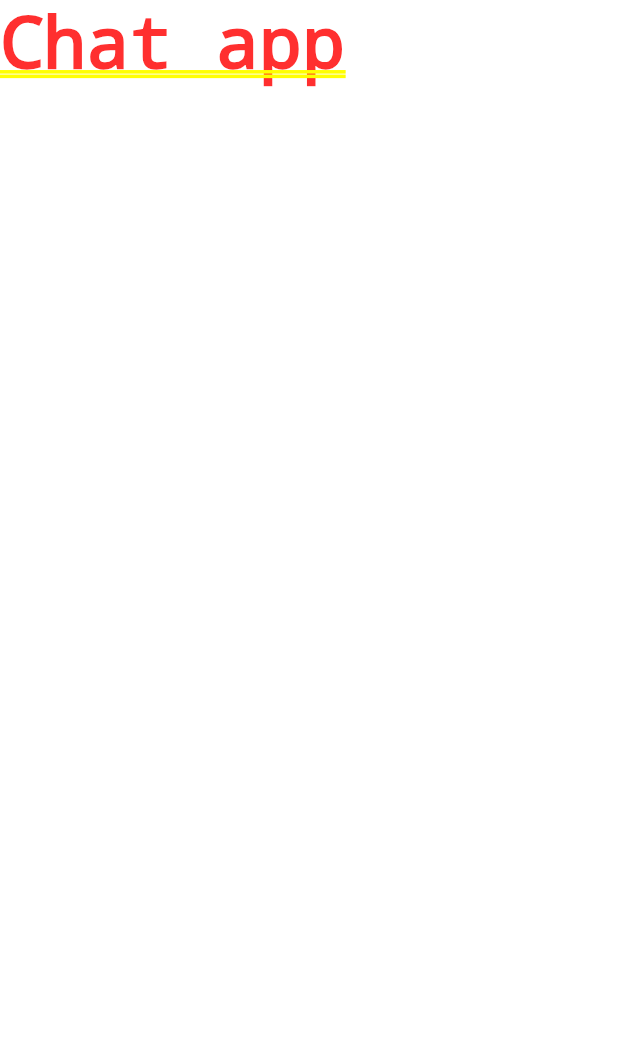
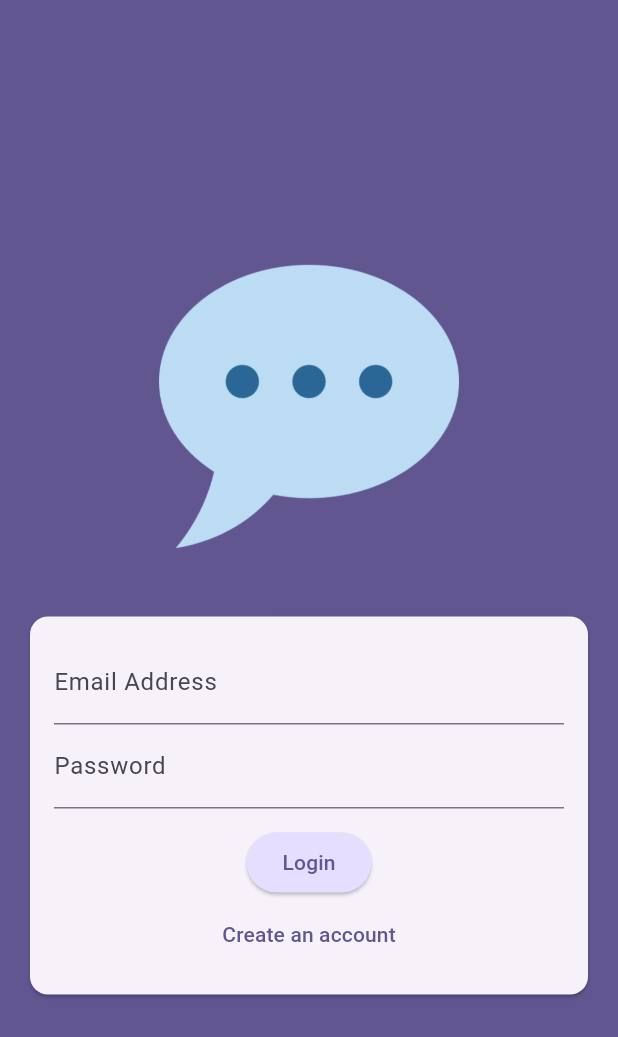
Before and after one commit to Shahmahdi/flutter_chat_app, a Flutter app: the screen it shows after launch, on a phone screen of 412 x 824 dp. Shown: the top 1037 px of the screen. Run offline on Flutter 3.47's test engine with Material 3 defaults, Android fonts, the phone set to English and light mode, and no system bars.

Commit message:
auth screen ui done

```diff
--- a/lib/main.dart
+++ b/lib/main.dart
@@ -1,3 +1,4 @@
+import 'package:chat_app/screens/auth.dart';
 import 'package:flutter/material.dart';
 
 void main() {
@@ -16,7 +17,7 @@ class MyApp extends StatelessWidget {
           seedColor: const Color.fromARGB(255, 63, 17, 177),
         ),
       ),
-      home: const Text("Chat app"),
+      home: const AuthScreen(),
     );
   }
 }
--- /dev/null
+++ b/lib/screens/auth.dart
@@ -0,0 +1,120 @@
+import 'package:flutter/material.dart';
+
+class AuthScreen extends StatefulWidget {
+  const AuthScreen({super.key});
+
+  @override
+  State<AuthScreen> createState() {
+    return _AuthScreen();
+  }
+}
+
+class _AuthScreen extends State<AuthScreen> {
+  final _formKey = GlobalKey<FormState>();
+  var _isLogin = true;
+  var _enteredEmail = "";
+  var _enteredPassword = "";
+
+  void _submit() {
+    final isValid = _formKey.currentState!.validate();
+    if (isValid) {
+      _formKey.currentState!.save();
+    }
+  }
+
+  @override
+  Widget build(BuildContext context) {
+    return Scaffold(
+      backgroundColor: Theme.of(context).colorScheme.primary,
+      body: Center(
+        child: SingleChildScrollView(
+          child: Column(
+            mainAxisAlignment: MainAxisAlignment.center,
+            children: [
+              Container(
+                width: 200,
+                margin: const EdgeInsets.only(
+                  top: 30,
+                  bottom: 20,
+                  left: 20,
+                  right: 20,
+                ),
+                child: Image.asset("assets/images/chat.png"),
+              ),
+              Card(
+                margin: const EdgeInsets.all(20),
+                child: SingleChildScrollView(
+                  child: Padding(
+                    padding: const EdgeInsets.all(16),
+                    child: Form(
+                      key: _formKey,
+                      child: Column(
+                        mainAxisAlignment: MainAxisAlignment.center,
+                        children: [
+                          TextFormField(
+                            decoration: const InputDecoration(
+                              labelText: "Email Address",
+                            ),
+                            autocorrect: false,
+                            textCapitalization: TextCapitalization.none,
+                            keyboardType: TextInputType.emailAddress,
+                            validator: (value) {
+                              if (value == null ||
+                                  value.trim().isEmpty ||
+                                  !value.contains("@")) {
+                                return "Please enter valid email address";
+                              }
+                              return null;
+                            },
+                            onSaved: (newValue) {
+                              _enteredEmail = newValue!;
+                            },
+                          ),
+                          TextFormField(
+                            decoration: const InputDecoration(
+                              labelText: "Password",
+                            ),
+                            obscureText: true,
+                            validator: (value) {
+                              if (value == null || value.trim().length < 6) {
+                                return "Password must be at least 6 characters long.";
+                              }
+                              return null;
+                            },
+                            onSaved: (newValue) {
+                              _enteredPassword = newValue!;
+                            },
+                          ),
+                          const SizedBox(height: 12),
+                          ElevatedButton(
+                            onPressed: _submit,
+                            style: ElevatedButton.styleFrom(
+                              backgroundColor: Theme.of(context)
+                                  .colorScheme
+                                  .primaryContainer,
+                            ),
+                            child: Text(_isLogin ? "Login" : "Signup"),
+                          ),
+                          TextButton(
+                            onPressed: () {
+                              setState(() {
+                                _isLogin = !_isLogin;
+                              });
+                            },
+                            child: Text(_isLogin
+                                ? "Create an account"
+                                : "I already have an account"),
+                          ),
+                        ],
+                      ),
+                    ),
+                  ),
+                ),
+              ),
+            ],
+          ),
+        ),
+      ),
+    );
+  }
+}
--- a/pubspec.yaml
+++ b/pubspec.yaml
@@ -59,8 +59,8 @@ flutter:
   uses-material-design: true
 
   # To add assets to your application, add an assets section, like this:
-  # assets:
-  #   - images/a_dot_burr.jpeg
+  assets:
+    - assets/images/chat.png
   #   - images/a_dot_ham.jpeg
 
   # An image asset can refer to one or more resolution-specific "variants", see
```
Also changed, not shown: assets/images/chat.png (added).
